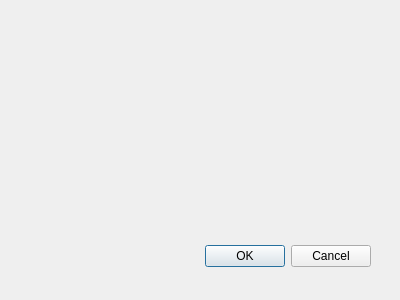
Before: the Qt Designer form about.ui in viniavila/KMM, drawn with Qt 5.
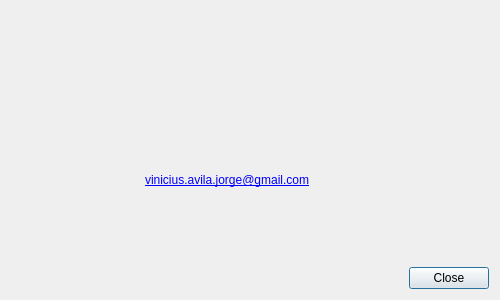
After: the same form once the commit is applied.

Commit message: * Configured About Dialog

Diff of the .ui file:
```diff
--- a/about.ui
+++ b/about.ui
@@ -8,29 +8,126 @@
    <rect>
     <x>0</x>
     <y>0</y>
-    <width>400</width>
+    <width>500</width>
     <height>300</height>
    </rect>
   </property>
+  <property name="minimumSize">
+   <size>
+    <width>500</width>
+    <height>300</height>
+   </size>
+  </property>
   <property name="windowTitle">
    <string>Dialog</string>
   </property>
-  <widget name="buttonBox" class="QDialogButtonBox">
-   <property name="geometry">
-    <rect>
-     <x>30</x>
-     <y>240</y>
-     <width>341</width>
-     <height>32</height>
-    </rect>
-   </property>
-   <property name="orientation">
-    <enum>Qt::Horizontal</enum>
-   </property>
-   <property name="standardButtons">
-    <set>QDialogButtonBox::Cancel|QDialogButtonBox::Ok</set>
-   </property>
-  </widget>
+  <layout class="QVBoxLayout" name="verticalLayout">
+   <item>
+    <layout class="QGridLayout" name="gridLayout">
+     <property name="verticalSpacing">
+      <number>20</number>
+     </property>
+     <item row="0" column="0" rowspan="7">
+      <widget class="QLabel" name="lblIcon">
+       <property name="sizePolicy">
+        <sizepolicy hsizetype="Fixed" vsizetype="Fixed">
+         <horstretch>0</horstretch>
+         <verstretch>0</verstretch>
+        </sizepolicy>
+       </property>
+       <property name="minimumSize">
+        <size>
+         <width>128</width>
+         <height>128</height>
+        </size>
+       </property>
+       <property name="maximumSize">
+        <size>
+         <width>128</width>
+         <height>128</height>
+        </size>
+       </property>
+       <property name="text">
+        <string/>
+       </property>
+       <property name="scaledContents">
+        <bool>true</bool>
+       </property>
+       <property name="alignment">
+        <set>Qt::AlignCenter</set>
+       </property>
+      </widget>
+     </item>
+     <item row="5" column="1">
+      <widget class="QLabel" name="lblLicense">
+       <property name="text">
+        <string/>
+       </property>
+      </widget>
+     </item>
+     <item row="6" column="1">
+      <spacer name="verticalSpacer_2">
+       <property name="orientation">
+        <enum>Qt::Vertical</enum>
+       </property>
+       <property name="sizeHint" stdset="0">
+        <size>
+         <width>20</width>
+         <height>40</height>
+        </size>
+       </property>
+      </spacer>
+     </item>
+     <item row="0" column="1">
+      <spacer name="verticalSpacer">
+       <property name="orientation">
+        <enum>Qt::Vertical</enum>
+       </property>
+       <property name="sizeHint" stdset="0">
+        <size>
+         <width>20</width>
+         <height>40</height>
+        </size>
+       </property>
+      </spacer>
+     </item>
+     <item row="3" column="1">
+      <widget class="QLabel" name="lblWebsite"/>
+     </item>
+     <item row="4" column="1">
+      <widget class="QLabel" name="lblEmail">
+       <property name="text">
+        <string>&lt;a href=&quot;mailto:vinicius.avila.jorge@gmail.com&quot;&gt;vinicius.avila.jorge@gmail.com&lt;/a&gt;</string>
+       </property>
+      </widget>
+     </item>
+     <item row="2" column="1">
+      <widget class="QLabel" name="lblCopyright">
+       <property name="text">
+        <string/>
+       </property>
+      </widget>
+     </item>
+     <item row="1" column="1">
+      <widget class="QLabel" name="lblNameVersion">
+       <property name="text">
+        <string/>
+       </property>
+      </widget>
+     </item>
+    </layout>
+   </item>
+   <item>
+    <widget class="QDialogButtonBox" name="buttonBox">
+     <property name="orientation">
+      <enum>Qt::Horizontal</enum>
+     </property>
+     <property name="standardButtons">
+      <set>QDialogButtonBox::Close</set>
+     </property>
+    </widget>
+   </item>
+  </layout>
  </widget>
  <pixmapfunction/>
  <resources/>
```
Left out of the diff: 7 changed lines with no effect on the pictures. The commit also changes 6 other files.
